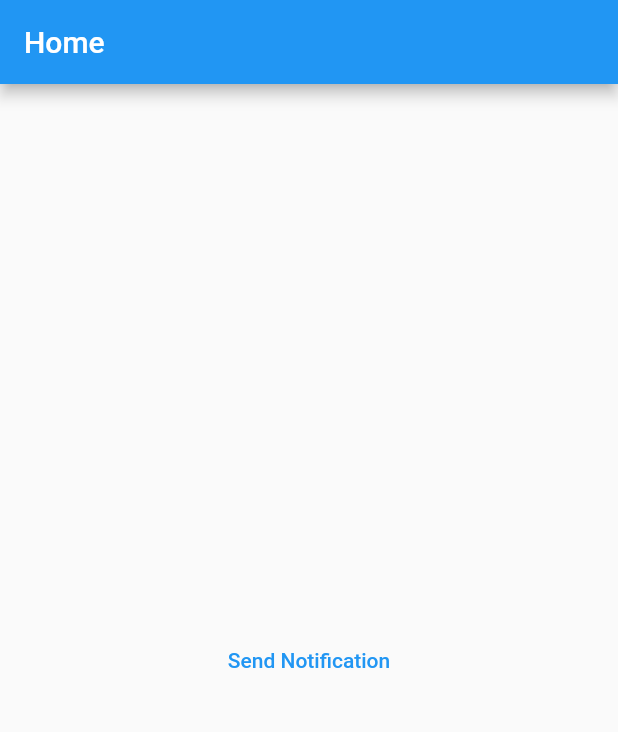
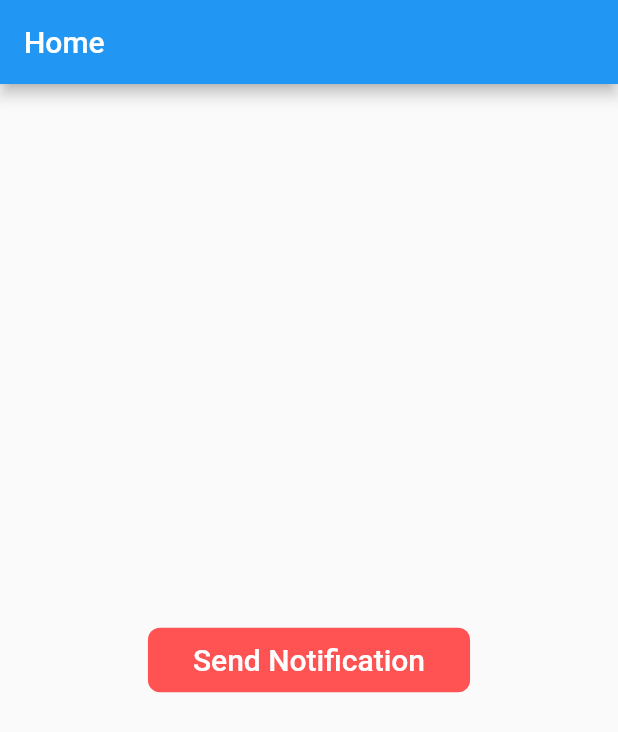
Before and after one commit to dy05/flutter_notif, a Flutter app: the screen it shows after launch, after a tap on "Send Notification", on a phone screen of 412 x 824 dp. Shown: the top 732 px of the screen. Run offline on Flutter 3.47's test engine with Material 2 defaults, Android fonts, the phone set to English and light mode, and no system bars; our stand-ins replace flutter_local_notifications, rxdart.

Commit message:
:construction: wip

```diff
--- a/lib/managers/LocalNotifyManager.dart
+++ b/lib/managers/LocalNotifyManager.dart
@@ -73,7 +73,7 @@ class LocalNotifyManager {
       playSound: true,
       enableLights: true,
       enableVibration: true,
-      ledColor: Colors.green,
+      // ledColor: Colors.green,
       priority: Priority.high
     );
 
--- a/lib/screens/HomeScreen.dart
+++ b/lib/screens/HomeScreen.dart
@@ -36,7 +36,20 @@ class _HomeScreenState extends State<HomeScreen> {
           onPressed: () async {
             await localNotifyManager.showNotification();
           },
-          child: Text('Send Notification'),
+          child: Container(
+            decoration: new BoxDecoration(
+              color: Colors.redAccent,
+              borderRadius: new BorderRadius.circular(8)
+            ),
+            padding: EdgeInsets.fromLTRB(30, 10, 30, 10),
+            child: Text(
+              'Send Notification',
+              style: Theme.of(context)
+                  .textTheme
+                  .headline6!
+                  .copyWith(color: Colors.white)
+            )
+          ),
         ),
       ),
     );
```
Also changed, not shown: 2 other files.
